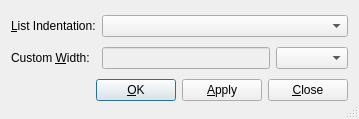
The window that src/frontends/qt4/ui/PrintNomenclUi.ui (cburschka/lyx) describes before a commit, drawn with Qt 5.
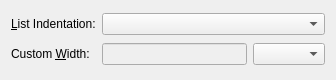
The same window after the commit. Custom widgets are drawn as their Qt base class.

Commit message: Migrate GuiPrintNomencl to InsetParamsDialog.

What changed in the file:
```diff
--- a/src/frontends/qt4/ui/PrintNomenclUi.ui
+++ b/src/frontends/qt4/ui/PrintNomenclUi.ui
@@ -1,19 +1,16 @@
 <ui version="4.0">
  <class>PrintNomenclUi</class>
- <widget class="QDialog" name="PrintNomenclUi">
+ <widget class="QWidget" name="PrintNomenclUi">
   <property name="geometry">
    <rect>
     <x>0</x>
     <y>0</y>
-    <width>280</width>
-    <height>119</height>
+    <width>336</width>
+    <height>80</height>
    </rect>
   </property>
   <property name="windowTitle">
-   <string/>
-  </property>
-  <property name="sizeGripEnabled">
-   <bool>true</bool>
+   <string>&quot;Nomenclature settings&quot;</string>
   </property>
   <layout class="QGridLayout" name="gridLayout">
    <item row="0" column="0" colspan="2">
@@ -59,56 +56,6 @@
    <item row="1" column="3">
     <widget class="LengthCombo" name="unitLC"/>
    </item>
-   <item row="2" column="0">
-    <spacer name="horizontalSpacer">
-     <property name="orientation">
-      <enum>Qt::Horizontal</enum>
-     </property>
-     <property name="sizeHint" stdset="0">
-      <size>
-       <width>74</width>
-       <height>20</height>
-      </size>
-     </property>
-    </spacer>
-   </item>
-   <item row="2" column="1" colspan="3">
-    <layout class="QHBoxLayout">
-     <item>
-      <widget class="QPushButton" name="okPB">
-       <property name="text">
-        <string>&amp;OK</string>
-       </property>
-       <property name="autoDefault">
-        <bool>false</bool>
-       </property>
-       <property name="default">
-        <bool>true</bool>
-       </property>
-      </widget>
-     </item>
-     <item>
-      <widget class="QPushButton" name="applyPB">
-       <property name="text">
-        <string>&amp;Apply</string>
-       </property>
-       <property name="autoDefault">
-        <bool>false</bool>
-       </property>
-      </widget>
-     </item>
-     <item>
-      <widget class="QPushButton" name="closePB">
-       <property name="text">
-        <string>&amp;Close</string>
-       </property>
-       <property name="autoDefault">
-        <bool>false</bool>
-       </property>
-      </widget>
-     </item>
-    </layout>
-   </item>
   </layout>
  </widget>
  <customwidgets>
```
Left out of the diff: 4 changed lines with no effect on the pictures. The commit also changes 4 other files.
